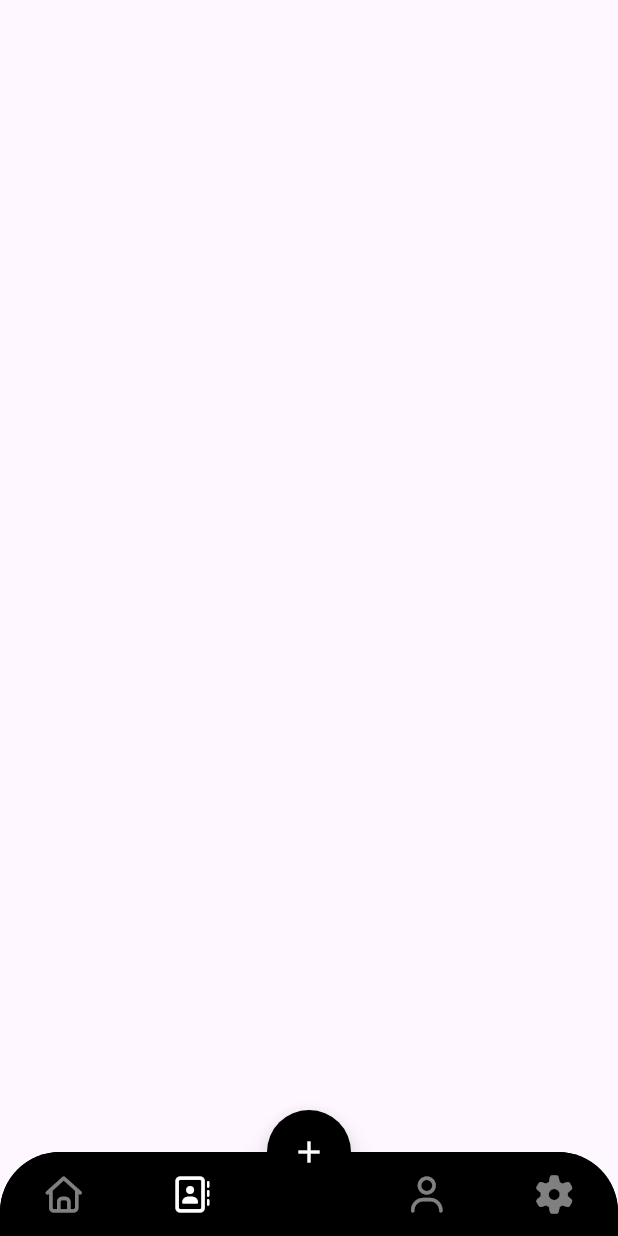
After one commit to AugustoIseppe/flutter-querido-diario, a Flutter app: the screen it shows after launch, item 2 of the bottom bar chosen, on a phone screen of 412 x 824 dp. The commit adds this screen. Run offline on Flutter 3.47's test engine with Material 3 defaults, Android fonts, the phone set to English and light mode, and no system bars; drawn by our look-alikes of animated_bottom_navigation_bar, toastification; our stand-ins replace bloc, flutter_bloc, font_awesome_flutter, go_router.

Commit message:
build: add animated bottom navigation bar e font awesome flutter

```diff
--- /dev/null
+++ b/lib/app/ui/components/home_dashboard.dart
@@ -0,0 +1,77 @@
+import 'package:animated_bottom_navigation_bar/animated_bottom_navigation_bar.dart';
+import 'package:flutter_bloc/flutter_bloc.dart';
+import 'package:font_awesome_flutter/font_awesome_flutter.dart';
+import 'package:flutter/material.dart';
+import 'package:querido_diario/app/ui/cubit/theme_mode_cubit.dart';
+import 'package:querido_diario/app/ui/pages/home_page.dart';
+
+class HomeDashboard extends StatefulWidget {
+  const HomeDashboard({super.key});
+
+  @override
+  State<HomeDashboard> createState() => _DashboardState();
+}
+
+class _DashboardState extends State<HomeDashboard> {
+  int _currentIndex = 0;
+
+  final List<Widget> _screens = [HomePage(), Container(), Container(), Container()];
+
+  void updateIndex(int index) {
+    setState(() {
+      _currentIndex = index;
+    });
+  }
+
+  final iconList = <IconData>[
+    FontAwesomeIcons.house,
+    FontAwesomeIcons.addressBook,
+    FontAwesomeIcons.user,
+    FontAwesomeIcons.gear,
+  ];
+
+  @override
+  Widget build(BuildContext context) {
+    return BlocBuilder<ThemeModeCubit, ThemeModeState>(
+      builder: (context, state) {
+        final currentTheme = context.read<ThemeModeCubit>().currentTheme;
+
+        return Scaffold(
+   // permite que o body se estenda por baixo da bottom navigation bar
+   extendBody: true,
+   body: _screens[_currentIndex], //destination screen
+   floatingActionButton: FloatingActionButton(
+
+      onPressed: () {},
+      shape: const CircleBorder(),
+      backgroundColor: currentTheme['bottomNavBar'],
+      elevation: 8.0,
+      child: Icon(Icons.add, color: currentTheme['fontColor']),
+   ),
+   floatingActionButtonLocation: FloatingActionButtonLocation.centerDocked,
+   bottomNavigationBar: ClipRRect(
+
+      borderRadius: const BorderRadius.only(
+        topLeft: Radius.circular(40.0),
+        topRight: Radius.circular(40.0),
+      ),
+      child: Material(
+        color: currentTheme['bottomNavBar'],
+        child: AnimatedBottomNavigationBar(
+          backgroundColor: currentTheme['bottomNavBar'], // usa a cor diretamente também
+          activeColor: currentTheme['fontColor'],
+          inactiveColor: currentTheme['fontColor']?.withOpacity(0.5),
+          icons: iconList,
+          activeIndex: _currentIndex,
+          gapLocation: GapLocation.center,
+          notchSmoothness: NotchSmoothness.verySmoothEdge,
+          onTap: (index) => setState(() => _currentIndex = index),
+          //other params
+        ),
+      ),
+   ),
+);
+      },
+    );
+  }
+}
--- a/lib/app/ui/pages/home_page.dart
+++ b/lib/app/ui/pages/home_page.dart
@@ -18,10 +18,7 @@ class HomePage extends StatelessWidget {
           drawer: HomeDrawer(currentTheme: currentTheme),
           appBar: AppBar(
             // título com cor do tema (antes estava transparente)
-            title: Text(
-              'HomePage',
-              style: TextStyle(color: currentTheme['fontColor']),
-            ),
+
             centerTitle: true,
             // tornar a AppBar transparente para deixar a imagem visível por baixo
             backgroundColor: Colors.transparent,
--- a/lib/app/utils/routes.dart
+++ b/lib/app/utils/routes.dart
@@ -1,11 +1,11 @@
 import 'package:go_router/go_router.dart';
-import 'package:querido_diario/app/ui/pages/splash_page.dart';
+import 'package:querido_diario/app/ui/components/home_dashboard.dart';
 import 'package:querido_diario/app/ui/pages/home_page.dart';
 
 final routes = GoRouter(
-  initialLocation: '/splash-page',
+  initialLocation: '/home-dashboard',
   routes: [
-    GoRoute(path: '/splash-page', builder: (context, state) => const SplashPage()),
+    GoRoute(path: '/home-dashboard', builder: (context, state) => const HomeDashboard()),
     GoRoute(path: '/home-page', builder: (context, state) => const HomePage()),
   ],
 );
--- a/pubspec.yaml
+++ b/pubspec.yaml
@@ -18,6 +18,8 @@ dependencies:
   flutter_bloc: ^9.1.1
   provider: ^6.1.5+1
   toastification: ^3.0.3
+  font_awesome_flutter: ^10.9.1
+  animated_bottom_navigation_bar: ^1.4.0
 
 dev_dependencies:
   flutter_test:
```
Also changed, not shown: lib/app/utils/themes.dart (+29 -16 lines), pubspec.lock.
